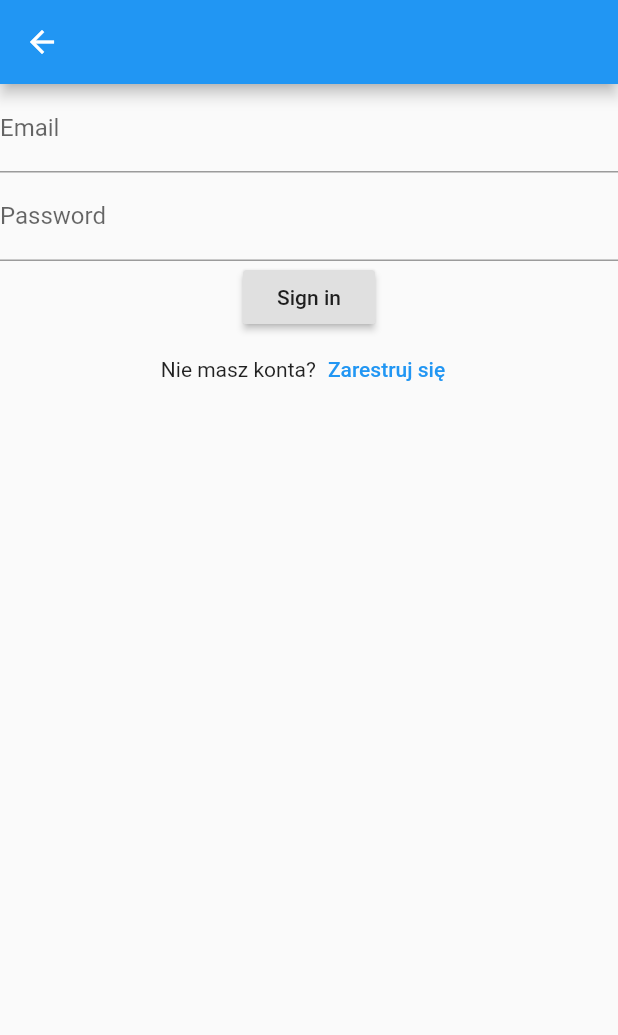
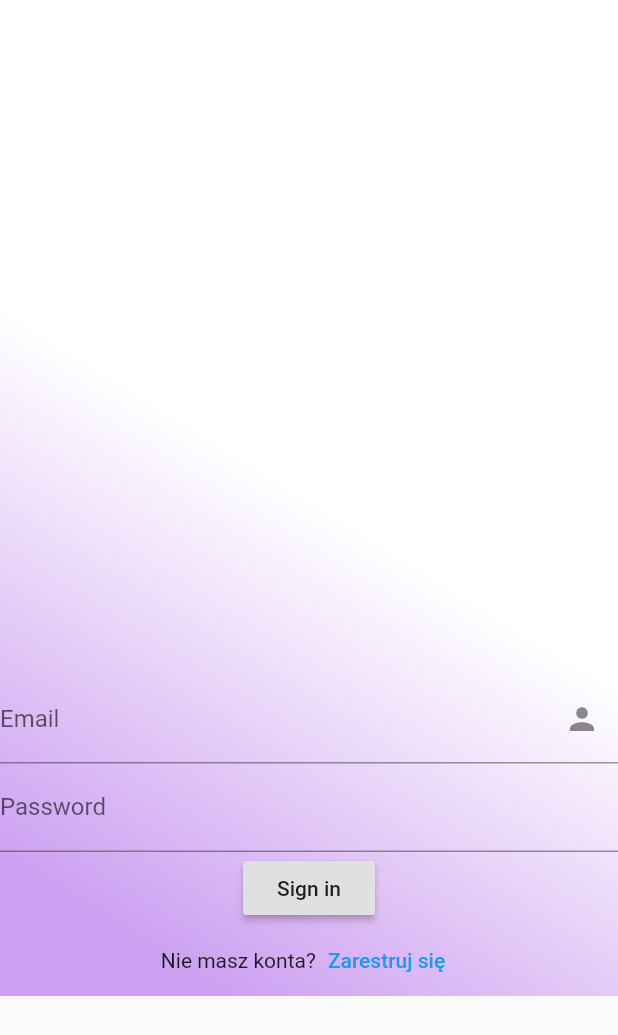
Before and after one commit to MaciekGab/safe_study, a Flutter app: the SignIn screen opened directly, after a tap on "Sign in", on a phone screen of 412 x 824 dp. Shown: the top 1035 px of the screen. Run offline on Flutter 3.47's test engine with Material 2 defaults, Android fonts, the phone set to English and light mode, and no system bars; our stand-ins replace cloud_firestore, firebase_auth, firebase_core; missing offline and left inert: slide_button; accounts and stored records are empty; network calls fail.

```diff
--- a/lib/authentication_service.dart
+++ b/lib/authentication_service.dart
@@ -1,4 +1,5 @@
 import 'package:firebase_auth/firebase_auth.dart';
+import 'package:safe_study/database_service.dart';
 
 class AuthenticationService {
   final FirebaseAuth _auth;
@@ -26,18 +27,21 @@ class AuthenticationService {
       await _auth.signInWithEmailAndPassword(email: email, password: password);
       return "Signed in";
     } on FirebaseAuthException catch (e) {
-      return e.message;
+      print(e.message + ' with error code : ${e.code}');
+      return e.code;
     }
   }
 
-//register with emial & passoword
-  Future<String> signUp({String email, String password}) async {
+//register with email, password <- for Firebase Authentication; name and surname <- for Firestore document
+  Future<String> signUp({String email, String password, String name, String surname}) async {
     try {
-      await _auth.createUserWithEmailAndPassword(
+      UserCredential result = await _auth.createUserWithEmailAndPassword(
           email: email, password: password);
+      await DatabaseService(uid: result.user.uid).updateUserData(name, surname, 'user');
       return "Signed up";
     } on FirebaseAuthException catch (e) {
-      return e.message;
+      print(e.message + ' with error code : ${e.code}');
+      return e.code;
     }
   }
 
--- /dev/null
+++ b/lib/database_service.dart
@@ -0,0 +1,27 @@
+import 'package:cloud_firestore/cloud_firestore.dart';
+import 'model/user_model.dart';
+
+class DatabaseService {
+  final String uid;
+
+  DatabaseService({this.uid});
+
+  final CollectionReference userCollection =
+      FirebaseFirestore.instance.collection('users');
+
+  Future<String> updateUserData(
+      String name, String surname, String role) async {
+    await userCollection
+        .doc(uid)
+        .set({'name': name, 'surname': surname, 'role': role});
+    return 'Updated user data';
+  }
+
+  Future<UserModel> getUserData() async{
+    DocumentSnapshot snapshot = await userCollection.doc(uid).get();
+    return UserModel.fromFirestore(snapshot);
+  }
+
+  Stream<UserModel> get streamUser => userCollection.doc(uid).snapshots().map((snapshot) => UserModel.fromFirestore(snapshot));
+
+}
--- a/lib/main.dart
+++ b/lib/main.dart
@@ -1,8 +1,10 @@
+import 'package:cloud_firestore/cloud_firestore.dart';
 import 'package:firebase_auth/firebase_auth.dart';
 import 'package:firebase_core/firebase_core.dart';
 import 'package:flutter/material.dart';
 import 'package:provider/provider.dart';
 import 'package:safe_study/authentication_service.dart';
+import 'package:safe_study/database_service.dart';
 import 'package:safe_study/screens/auth_wrapper.dart';
 
 Future<void> main() async {
@@ -20,10 +22,12 @@ class MyApp extends StatelessWidget {
         Provider<AuthenticationService>(
           create: (_) => AuthenticationService(FirebaseAuth.instance),
         ),
+
         StreamProvider(
           create: (context) =>
               context.read<AuthenticationService>().authStateChanges,
-        )
+        ),
+
       ],
       child: MaterialApp(
         title: 'Flutter Demo',
--- a/lib/screens/auth/sign_in.dart
+++ b/lib/screens/auth/sign_in.dart
@@ -12,17 +12,31 @@ class _SignInState extends State<SignIn> {
   final TextEditingController emailController = TextEditingController();
   final TextEditingController passwordController = TextEditingController();
 
+  //TODO: Implement validation to both inputs
+  //TODO: Add loading screen - something like circularProgressIndicator or custom form pub.dev
+  //TODO: Implement UI
+
+
   @override
   Widget build(BuildContext context) {
-    return Scaffold(
-      appBar: AppBar(),
-      body: Column(
+    return SafeArea(
+      child: Scaffold(
+        body: SingleChildScrollView(
+          child: Container(
+            decoration: BoxDecoration(
+                gradient: LinearGradient(
+                    begin: Alignment.topRight,
+                    end: Alignment.bottomLeft,
+                    stops: [0.5, 0.9],
+                    colors: [Colors.white, Color.fromRGBO(205, 160, 241, 1)])),
+            child: Column(
                 children: [
-        TextFormField(
+                  SizedBox(height: 450,),
+              TextField(
                 controller: emailController,
-          decoration: InputDecoration(labelText: "Email"),
+                decoration: InputDecoration(labelText: "Email", suffixIcon: Icon(Icons.person)),
               ),
-        TextFormField(
+                  TextField(
                 controller: passwordController,
                 decoration: InputDecoration(labelText: "Password"),
               ),
@@ -31,8 +45,11 @@ class _SignInState extends State<SignIn> {
                     context.read<AuthenticationService>().signIn(
                         email: emailController.text.trim(),
                         password: passwordController.text.trim());
+                    print(emailController.text.trim());
+                    print(passwordController.text);
                   },
                   child: Text("Sign in")),
+
                   Row(
                     mainAxisAlignment: MainAxisAlignment.center,
                     children: [
@@ -43,6 +60,9 @@ class _SignInState extends State<SignIn> {
                     ],
                   ),
             ]),
+          ),
+        ),
+      ),
     );
   }
 }
--- a/lib/screens/auth_wrapper.dart
+++ b/lib/screens/auth_wrapper.dart
@@ -1,6 +1,7 @@
 import 'package:firebase_auth/firebase_auth.dart';
 import 'package:flutter/material.dart';
 import 'package:provider/provider.dart';
+import 'package:safe_study/model/user_model.dart';
 import 'package:safe_study/screens/auth/sign_in.dart';
 import 'package:safe_study/screens/home/home.dart';
 
@@ -11,9 +12,14 @@ class AuthWrapper extends StatelessWidget {
   Widget build(BuildContext context) {
     final firebaseUser = context.watch<User>();
 
+
     if(firebaseUser != null){
       return Home();
     }
     return SignIn();
   }
 }
+
+//Provider<DatabaseService>(create: (_) => DatabaseService(uid: ))
+//         StreamProvider(
+//             create: (context) => context.read<DatabaseService>().streamUser)
--- a/pubspec.yaml
+++ b/pubspec.yaml
@@ -28,6 +28,7 @@ dependencies:
   cloud_firestore: ^0.14.4
   firebase_core: ^0.5.3
   provider: ^4.3.2+3
+  slide_button: ^0.2.9
 
 dev_dependencies:
   flutter_test:
```
Also changed, not shown: lib/model/user_model.dart (added, +18 -0 lines), lib/screens/auth/sign_up.dart (+49 -16 lines), lib/screens/home/home.dart (+37 -17 lines), lib/screens/home/home_admin.dart (added, +42 -0 lines), lib/screens/home/home_user.dart (added, +83 -0 lines), lib/screens/profile.dart (added, +38 -0 lines), pubspec.lock. Lines whose indentation alone changed are shown as unchanged.
